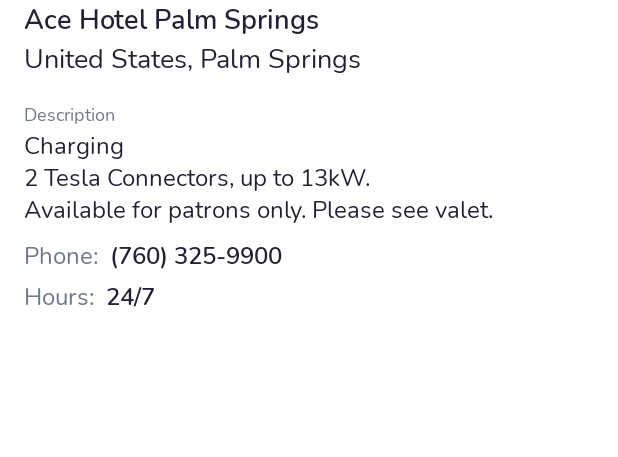
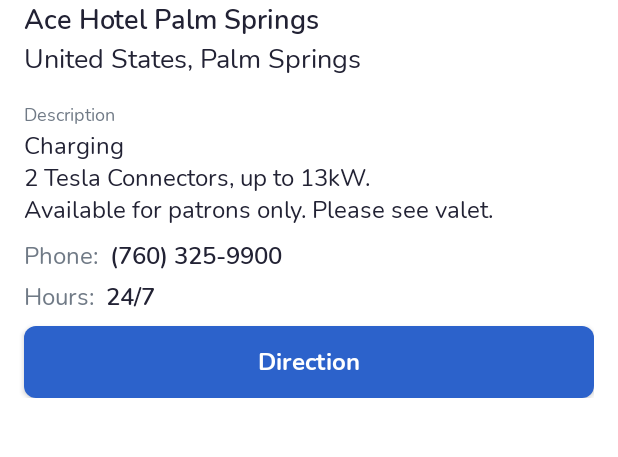
Before and after one commit to thejunglegiant/TeslaStations, an Android app: the layout bottom_sheet_dialog_layout.xml on its own in the app's theme, with its tools: preview values and no code run, on a phone screen of 412 x 824 dp, the part 68-525 px from its top. Run offline under Robolectric (Android 15) with nearby library versions, the phone set to English and light mode, and no system bars.

Commit message:
directions api added

```diff
--- a/app/build.gradle
+++ b/app/build.gradle
@@ -83,6 +83,9 @@ dependencies {
     implementation 'com.google.maps.android:android-maps-utils:2.3.0'
     implementation 'com.google.maps.android:maps-utils-ktx:3.3.0'
 
+
+    implementation 'com.squareup.okhttp3:logging-interceptor:4.8.1'
+
     // Tests
     testImplementation 'junit:junit:4.13.2'
     androidTestImplementation 'androidx.test.ext:junit:1.1.3'
--- a/app/src/main/java/com/thejunglegiant/teslastations/TeslaStationApp.kt
+++ b/app/src/main/java/com/thejunglegiant/teslastations/TeslaStationApp.kt
@@ -2,6 +2,7 @@ package com.thejunglegiant.teslastations
 
 import androidx.multidex.MultiDexApplication
 import com.thejunglegiant.teslastations.di.appModule
+import com.thejunglegiant.teslastations.di.networkModule
 import org.koin.android.ext.koin.androidContext
 import org.koin.android.ext.koin.androidLogger
 import org.koin.core.context.startKoin
@@ -14,7 +15,7 @@ class TeslaStationApp : MultiDexApplication() {
         startKoin{
             androidLogger(Level.ERROR)
             androidContext(this@TeslaStationApp)
-            modules(appModule)
+            modules(appModule, networkModule)
         }
     }
 }
--- a/app/src/main/java/com/thejunglegiant/teslastations/di/AppModule.kt
+++ b/app/src/main/java/com/thejunglegiant/teslastations/di/AppModule.kt
@@ -9,7 +9,7 @@ import org.koin.dsl.module
 
 val appModule = module {
 
-    single<IStationsRepository> { StationsRepository(androidContext()) }
+    single<IStationsRepository> { StationsRepository(androidContext(), get(), get()) }
 
     viewModel { MapViewModel(get()) }
 }
--- a/app/src/main/java/com/thejunglegiant/teslastations/domain/repository/IStationsRepository.kt
+++ b/app/src/main/java/com/thejunglegiant/teslastations/domain/repository/IStationsRepository.kt
@@ -1,7 +1,12 @@
 package com.thejunglegiant.teslastations.domain.repository
 
+import com.google.android.gms.maps.model.LatLng
 import com.thejunglegiant.teslastations.domain.entity.StationEntity
 
 interface IStationsRepository {
     suspend fun fetchStations(): List<StationEntity>
+
+    suspend fun getDirection(from: String, to: String): String
+
+    suspend fun getDirection(from: LatLng, to: LatLng): String
 }
--- /dev/null
+++ b/app/src/main/res/drawable-v24/shape_blue_button_state.xml
@@ -0,0 +1,15 @@
+<?xml version="1.0" encoding="utf-8"?>
+<selector xmlns:android="http://schemas.android.com/apk/res/android">
+    <item android:state_enabled="false">
+        <shape>
+            <solid android:color="@color/blue_opacity_50"/>
+            <corners android:radius="@dimen/default_card_corner_radius" />
+        </shape>
+    </item>
+    <item>
+        <shape>
+            <solid android:color="@color/blue"/>
+            <corners android:radius="@dimen/default_card_corner_radius" />
+        </shape>
+    </item>
+</selector>
--- a/app/src/main/res/layout/bottom_sheet_dialog_layout.xml
+++ b/app/src/main/res/layout/bottom_sheet_dialog_layout.xml
@@ -142,4 +142,15 @@
             android:textSize="@dimen/text.size.medium"
             tools:text="24/7" />
     </LinearLayout>
+
+    <com.google.android.material.button.MaterialButton
+        android:id="@+id/btn_station_direction"
+        style="@style/Widget.MaterialComponents.Button.Primary"
+        android:layout_width="0dp"
+        android:layout_height="wrap_content"
+        android:layout_marginTop="@dimen/spacing_1"
+        android:text="@string/station_direction"
+        app:layout_constraintEnd_toEndOf="@+id/description_hours_section"
+        app:layout_constraintStart_toStartOf="@+id/description_hours_section"
+        app:layout_constraintTop_toBottomOf="@+id/description_hours_section" />
 </androidx.constraintlayout.widget.ConstraintLayout>
--- a/app/src/main/res/values/dimens.xml
+++ b/app/src/main/res/values/dimens.xml
@@ -37,4 +37,8 @@
     <!-- region custom widget size-->
     <dimen name="widget_height">48dp</dimen>
     <!-- endregion -->
+
+    <!-- region Corner radius-->
+    <dimen name="default_card_corner_radius">8dp</dimen>
+    <!-- endregion -->
 </resources>
--- a/app/src/main/res/values/strings.xml
+++ b/app/src/main/res/values/strings.xml
@@ -8,4 +8,5 @@
     <string name="location_permission_required">Permission needed to show your exact location</string>
     <string name="try_again">Try Again</string>
     <string name="why_location_permission_needed">By denying this permission you won\'t be able to see your current location!</string>
+    <string name="station_direction">Direction</string>
 </resources>
--- a/app/src/main/res/values/themes.xml
+++ b/app/src/main/res/values/themes.xml
@@ -19,4 +19,18 @@
         <item name="android:layout_height">@dimen/widget_height</item>
         <item name="android:background">?android:attr/selectableItemBackground</item>
     </style>
+
+    <style name="Widget.MaterialComponents.Button.Primary" parent="Widget.MaterialComponents.Button">
+        <item name="android:layout_height">wrap_content</item>
+        <item name="android:layout_width">wrap_content</item>
+        <item name="strokeColor">@color/blue</item>
+        <item name="android:textColor">@color/white</item>
+        <item name="android:textAllCaps">false</item>
+        <item name="android:textSize">@dimen/text.size.medium</item>
+        <item name="backgroundTint">@color/blue</item>
+        <item name="android:letterSpacing">0.01</item>
+        <item name="android:background">@drawable/shape_blue_button_state</item>
+        <item name="android:fontFamily">@font/nunito_bold</item>
+        <item name="android:includeFontPadding">false</item>
+    </style>
 </resources>
```
Also changed, not shown: app/src/main/java/com/thejunglegiant/teslastations/data/repository/StationsRepository.kt (+44 -1 lines), app/src/main/java/com/thejunglegiant/teslastations/di/NetworkModule.kt (added, +21 -0 lines), app/src/main/java/com/thejunglegiant/teslastations/extensions/ConverterExt.kt (added, +12 -0 lines), app/src/main/java/com/thejunglegiant/teslastations/extensions/LogExt.kt (added, +19 -0 lines), app/src/main/java/com/thejunglegiant/teslastations/presentation/map/MapFragment.kt (+33 -2 lines), app/src/main/java/com/thejunglegiant/teslastations/presentation/map/MapViewModel.kt (+14 -2 lines), app/src/main/res/values/colors.xml (+18 -0 lines).
